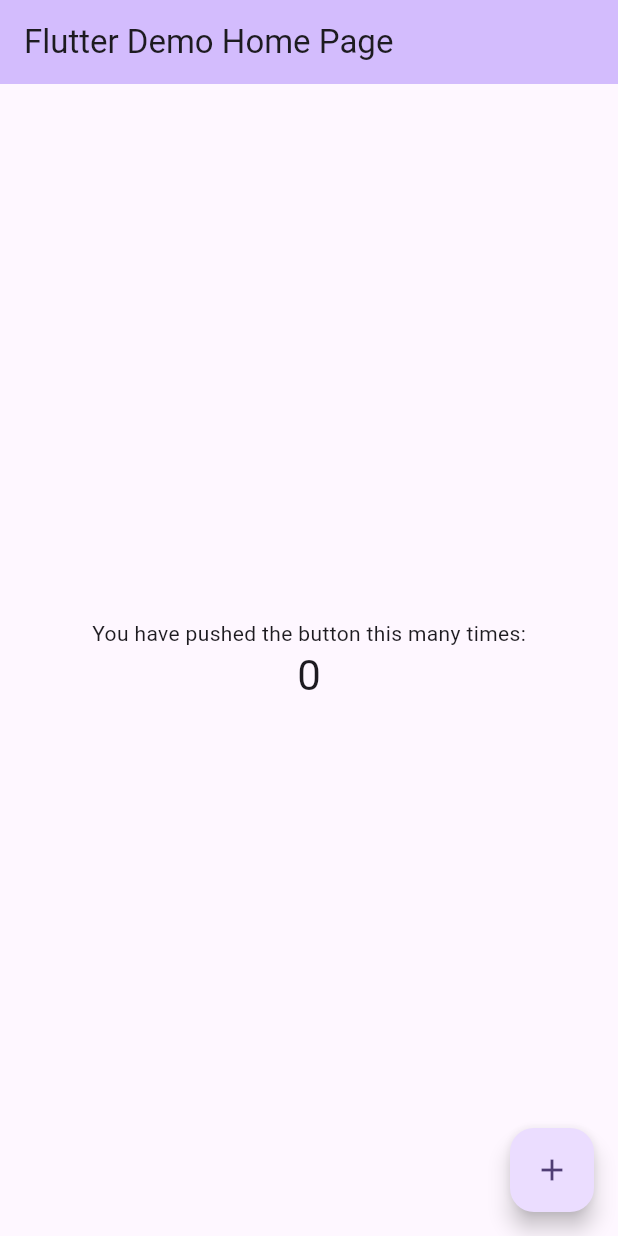
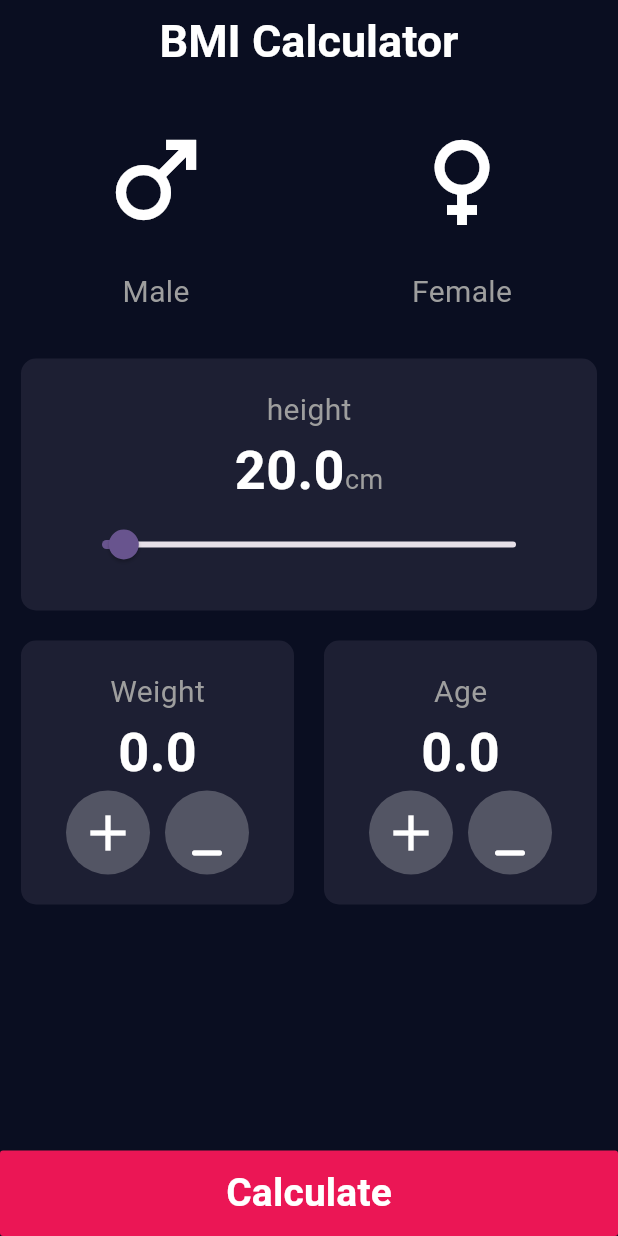
Before and after one commit to FatimaAshoor/TrainingWorks, a Flutter app: the screen it shows after launch, on a phone screen of 412 x 824 dp. Run offline on Flutter 3.47's test engine with Material 3 defaults, Android fonts, the phone set to English and light mode, and no system bars.

Commit message:
BMI Calculator App

```diff
--- /dev/null
+++ b/lib/home_page.dart
@@ -0,0 +1,209 @@
+import 'package:flutter/material.dart';
+import 'package:training_works/result_page.dart';
+
+class HomePage extends StatefulWidget {
+  const HomePage({super.key});
+
+  @override
+  State<HomePage> createState() => _HomePageState();
+}
+
+class _HomePageState extends State<HomePage> {
+  @override
+  Widget build(BuildContext context) {
+    String? userType;
+    double userHeight = 20;
+    double userWeight = 0;
+    double userAge = 0;
+    double bmi =0;
+
+    return Scaffold(
+      backgroundColor: Color(0xff0A0E21),
+      appBar: AppBar(
+        title: Text("BMI Calculator", style: TextStyle(fontSize: 30, color: Colors.white, fontWeight: FontWeight.bold),),
+        centerTitle: true,
+        backgroundColor:  Color(0xff0A0E21) ,
+      ),
+      body: Column(
+        mainAxisAlignment: MainAxisAlignment.spaceBetween,
+        crossAxisAlignment: CrossAxisAlignment.center,
+        children: [
+          Padding(
+            padding: const EdgeInsets.all(14),
+            child: Column(
+              children: [
+                Row(
+                  mainAxisAlignment: MainAxisAlignment.spaceBetween,
+                  crossAxisAlignment: CrossAxisAlignment.center,
+                  children: [
+                    InkWell(
+                      onTap: (){
+                        setState(() {
+                          userType = "Male";
+                        });
+                      },
+                      child: Container(
+                        padding: EdgeInsets.symmetric(horizontal: 50, vertical: 10),
+                        decoration: BoxDecoration(borderRadius: BorderRadius.circular(10), color: userType=="Male"? Color(0xff1D1F33): Color(0xff0A0E21)),
+                        child: Column(
+                          children: [
+                            Icon(Icons.male, color: Colors.white, size: 80,),
+                            SizedBox(height: 20,),
+                            Text("Male", style: TextStyle(fontSize: 20, color: Colors.grey),),
+                          ],
+                        ),
+                      ),
+                    ),
+                    InkWell(
+                      onTap: (){
+                        setState(() {
+                          userType = "Female";
+                        });
+                      },
+                      child: Container(
+                        padding: EdgeInsets.symmetric(horizontal: 50, vertical: 10),
+                        decoration: BoxDecoration(borderRadius: BorderRadius.circular(10), color: userType=="Female"? Color(0xff1D1F33): Color(0xff0A0E21)),
+                        child: Column(
+                          children: [
+                            Icon(Icons.female, color: Colors.white, size: 80,),
+                            SizedBox(height: 20,),
+                            Text("Female", style: TextStyle(fontSize: 20, color: Colors.grey),),
+                          ],
+                        ),
+                      ),
+                    ),
+                  ],
+                ),
+                SizedBox(height: 20,),
+
+                Container(
+                  padding: EdgeInsets.symmetric(horizontal: 30, vertical: 20),
+                  decoration: BoxDecoration(borderRadius: BorderRadius.circular(10), color: Color(0xff1D1F33)),
+                  child: Column(
+                    children: [
+                    Text("height", style: TextStyle(fontSize: 20, color: Colors.grey),),
+                    Text.rich(
+                        TextSpan(
+                          children: [
+                            TextSpan(text: "$userHeight", style: TextStyle(fontSize: 36, color: Colors.white, fontWeight: FontWeight.bold),),
+                            TextSpan(text: "cm", style: TextStyle(fontSize: 18, color: Colors.grey), )
+                          ]
+                        )),
+                      Slider(
+                          value: userHeight ,
+                          onChanged: (value){
+                            setState(() {
+                              userHeight = value;
+                            });
+                          },
+                        min: 10,
+                        max: 200,
+                      ),
+                ]
+                  )
+                ),
+
+                SizedBox(height: 20,),
+                Row(
+                  mainAxisAlignment: MainAxisAlignment.spaceBetween,
+                  crossAxisAlignment: CrossAxisAlignment.center,
+                  children: [
+                    Container(
+                        padding: EdgeInsets.symmetric(horizontal: 30, vertical: 20),
+                        decoration: BoxDecoration(borderRadius: BorderRadius.circular(10), color: Color(0xff1D1F33)),
+                        child: Column(
+                          children: [
+                            Text("Weight", style: TextStyle(fontSize: 20, color: Colors.grey),),
+                            Text("$userWeight", style: TextStyle(fontSize: 36, color: Colors.white, fontWeight: FontWeight.bold),),
+                            Row(
+                              mainAxisAlignment: MainAxisAlignment.spaceBetween,
+                              children: [
+                                Container(
+                                  decoration: BoxDecoration(borderRadius: BorderRadius.circular(50), color: Colors.white24),
+                                    child: IconButton(
+                                        onPressed: (){
+                                          setState(() {
+                                            userWeight = userWeight + 1;
+                                          });
+                                        },
+                                        icon: Icon(Icons.add, color: Colors.white, size: 40,)
+                                    )
+                                ),
+                                SizedBox(width: 10,),
+                                Container(
+                                    decoration: BoxDecoration(borderRadius: BorderRadius.circular(50), color: Colors.white24),
+                                    child: IconButton(
+                                        onPressed: (){
+                                          setState(() {
+                                            userWeight = userWeight - 1;
+                                          });
+                                        },
+                                        icon: Icon(Icons.minimize_rounded, color: Colors.white, size: 40)
+                                    )
+                                ),
+                              ],
+                            )
+                          ],
+                        ),
+                      ),
+                    Container(
+                      padding: EdgeInsets.symmetric(horizontal: 30, vertical: 20),
+                      decoration: BoxDecoration(borderRadius: BorderRadius.circular(10), color: Color(0xff1D1F33)),
+                      child: Column(
+                        children: [
+                          Text("Age", style: TextStyle(fontSize: 20, color: Colors.grey),),
+                          Text("$userAge", style: TextStyle(fontSize: 36, color: Colors.white, fontWeight: FontWeight.bold),),
+                          Row(
+                            mainAxisAlignment: MainAxisAlignment.spaceBetween,
+                            children: [
+                              Container(
+                                  decoration: BoxDecoration(borderRadius: BorderRadius.circular(50), color: Colors.white24),
+                                  child: IconButton(
+                                      onPressed: (){
+                                        setState(() {
+                                          userAge ++;
+                                        });
+                                      },
+                                      icon: Icon(Icons.add, color: Colors.white, size: 40,)
+                                  )
+                              ),
+                              SizedBox(width: 10,),
+                              Container(
+                                  decoration: BoxDecoration(borderRadius: BorderRadius.circular(50), color: Colors.white24),
+                                  child: IconButton(
+                                      onPressed: (){
+                                        setState(() {
+                                          userAge --;
+                                        });
+                                      },
+                                      icon: Icon(Icons.minimize_rounded, color: Colors.white, size: 40)
+                                  )
+                              ),
+                            ],
+                          )
+                        ],
+                      ),
+                    ),
+                  ],
+                ),
+              ],
+            ),
+          ),
+          MaterialButton(
+            onPressed: (){
+              bmi = (userWeight / ((userHeight * 0.01) * 2));
+              Navigator.of(context).pushReplacement(MaterialPageRoute(builder: (context)=> ResultPage(bmi: bmi,)));
+            },
+            child: Padding(
+              padding: const EdgeInsets.all(10),
+              child: Text("Calculate", style:TextStyle(fontSize: 26, color: Colors.white, fontWeight: FontWeight.bold),),
+            ),
+            minWidth: double.maxFinite,
+            color: Color(0xffEB1655),
+
+          )
+        ],
+      ),
+    );
+  }
+}
--- a/lib/main.dart
+++ b/lib/main.dart
@@ -1,4 +1,7 @@
 import 'package:flutter/material.dart';
+import 'package:training_works/result_page.dart';
+
+import 'home_page.dart';
 
 void main() {
   runApp(const MyApp());
@@ -6,120 +9,16 @@ void main() {
 
 class MyApp extends StatelessWidget {
   const MyApp({super.key});
-
-  // This widget is the root of your application.
   @override
   Widget build(BuildContext context) {
     return MaterialApp(
+      debugShowCheckedModeBanner: false,
       title: 'Flutter Demo',
       theme: ThemeData(
-        // This is the theme of your application.
-        //
-        // TRY THIS: Try running your application with "flutter run". You'll see
-        // the application has a purple toolbar. Then, without quitting the app,
-        // try changing the seedColor in the colorScheme below to Colors.green
-        // and then invoke "hot reload" (save your changes or press the "hot
-        // reload" button in a Flutter-supported IDE, or press "r" if you used
-        // the command line to start the app).
-        //
-        // Notice that the counter didn't reset back to zero; the application
-        // state is not lost during the reload. To reset the state, use hot
-        // restart instead.
-        //
-        // This works for code too, not just values: Most code changes can be
-        // tested with just a hot reload.
         colorScheme: ColorScheme.fromSeed(seedColor: Colors.deepPurple),
         useMaterial3: true,
       ),
-      home: const MyHomePage(title: 'Flutter Demo Home Page'),
+      home: HomePage(),
     );
   }
 }
-
-class MyHomePage extends StatefulWidget {
-  const MyHomePage({super.key, required this.title});
-
-  // This widget is the home page of your application. It is stateful, meaning
-  // that it has a State object (defined below) that contains fields that affect
-  // how it looks.
-
-  // This class is the configuration for the state. It holds the values (in this
-  // case the title) provided by the parent (in this case the App widget) and
-  // used by the build method of the State. Fields in a Widget subclass are
-  // always marked "final".
-
-  final String title;
-
-  @override
-  State<MyHomePage> createState() => _MyHomePageState();
-}
-
-class _MyHomePageState extends State<MyHomePage> {
-  int _counter = 0;
-
-  void _incrementCounter() {
-    setState(() {
-      // This call to setState tells the Flutter framework that something has
-      // changed in this State, which causes it to rerun the build method below
-      // so that the display can reflect the updated values. If we changed
-      // _counter without calling setState(), then the build method would not be
-      // called again, and so nothing would appear to happen.
-      _counter++;
-    });
-  }
-
-  @override
-  Widget build(BuildContext context) {
-    // This method is rerun every time setState is called, for instance as done
-    // by the _incrementCounter method above.
-    //
-    // The Flutter framework has been optimized to make rerunning build methods
-    // fast, so that you can just rebuild anything that needs updating rather
-    // than having to individually change instances of widgets.
-    return Scaffold(
-      appBar: AppBar(
-        // TRY THIS: Try changing the color here to a specific color (to
-        // Colors.amber, perhaps?) and trigger a hot reload to see the AppBar
-        // change color while the other colors stay the same.
-        backgroundColor: Theme.of(context).colorScheme.inversePrimary,
-        // Here we take the value from the MyHomePage object that was created by
-        // the App.build method, and use it to set our appbar title.
-        title: Text(widget.title),
-      ),
-      body: Center(
-        // Center is a layout widget. It takes a single child and positions it
-        // in the middle of the parent.
-        child: Column(
-          // Column is also a layout widget. It takes a list of children and
-          // arranges them vertically. By default, it sizes itself to fit its
-          // children horizontally, and tries to be as tall as its parent.
-          //
-          // Column has various properties to control how it sizes itself and
-          // how it positions its children. Here we use mainAxisAlignment to
-          // center the children vertically; the main axis here is the vertical
-          // axis because Columns are vertical (the cross axis would be
-          // horizontal).
-          //
-          // TRY THIS: Invoke "debug painting" (choose the "Toggle Debug Paint"
-          // action in the IDE, or press "p" in the console), to see the
-          // wireframe for each widget.
-          mainAxisAlignment: MainAxisAlignment.center,
-          children: <Widget>[
-            const Text(
-              'You have pushed the button this many times:',
-            ),
-            Text(
-              '$_counter',
-              style: Theme.of(context).textTheme.headlineMedium,
-            ),
-          ],
-        ),
-      ),
-      floatingActionButton: FloatingActionButton(
-        onPressed: _incrementCounter,
-        tooltip: 'Increment',
-        child: const Icon(Icons.add),
-      ), // This trailing comma makes auto-formatting nicer for build methods.
-    );
-  }
-}
```
Also changed, not shown: lib/result_page.dart (added, +82 -0 lines).
